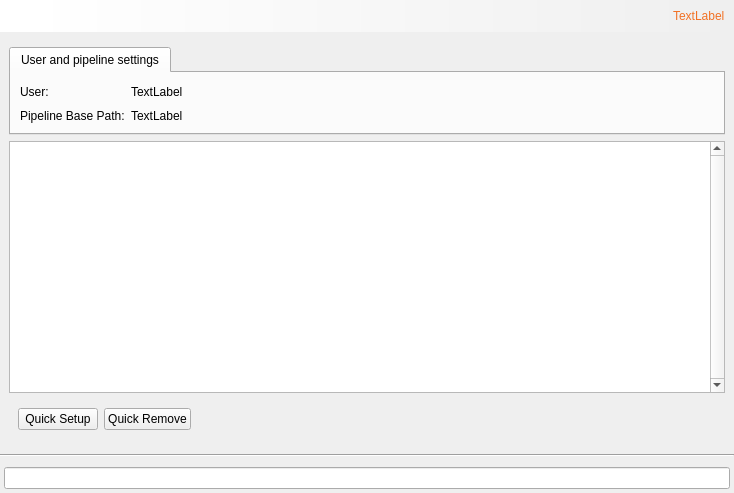
First picture: the form in helga/general/setup/quick_setup/media/quick_setup.ui, repository timmwagener/helga, before the edit.
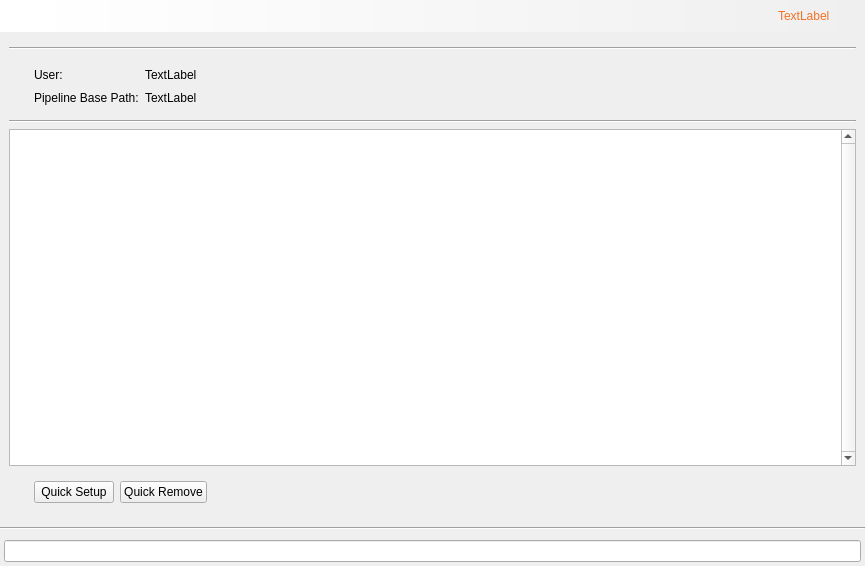
Second picture: the form after the edit.

Commit message: General: 1. Added bin folder to tracked files 2. Modified setup.py for quick_setup build to include MSVC runtime libraries if possible and delete build directory. 3. Added qdarkstyle for quick_select ui

The edit to the form file:
```diff
--- a/helga/general/setup/quick_setup/media/quick_setup.ui
+++ b/helga/general/setup/quick_setup/media/quick_setup.ui
@@ -6,8 +6,8 @@
    <rect>
     <x>0</x>
     <y>0</y>
-    <width>734</width>
-    <height>493</height>
+    <width>865</width>
+    <height>566</height>
    </rect>
   </property>
   <property name="windowTitle">
@@ -119,6 +119,31 @@
            </property>
           </widget>
          </item>
+         <item>
+          <widget class="QWidget" name="wdgt_lbl_header_text_spacer_right" native="true">
+           <property name="sizePolicy">
+            <sizepolicy hsizetype="Fixed" vsizetype="Preferred">
+             <horstretch>0</horstretch>
+             <verstretch>0</verstretch>
+            </sizepolicy>
+           </property>
+           <property name="minimumSize">
+            <size>
+             <width>20</width>
+             <height>0</height>
+            </size>
+           </property>
+           <property name="maximumSize">
+            <size>
+             <width>20</width>
+             <height>16777215</height>
+            </size>
+           </property>
+           <property name="styleSheet">
+            <string notr="true">background-color: rgba(0, 0, 0, 0);</string>
+           </property>
+          </widget>
+         </item>
         </layout>
        </widget>
       </item>
@@ -150,50 +175,23 @@
     <widget class="QWidget" name="wdgt_content" native="true">
      <layout class="QVBoxLayout" name="verticalLayout_2">
       <item>
-       <widget class="QTabWidget" name="wdgt_tab">
-        <property name="sizePolicy">
-         <sizepolicy hsizetype="Expanding" vsizetype="Maximum">
-          <horstretch>0</horstretch>
-          <verstretch>0</verstretch>
-         </sizepolicy>
+       <widget class="Line" name="line">
+        <property name="orientation">
+         <enum>Qt::Horizontal</enum>
         </property>
-        <property name="currentIndex">
-         <number>0</number>
-        </property>
-        <widget class="QWidget" name="tab_user_and_pipeline_settings">
-         <attribute name="title">
-          <string>User and pipeline settings</string>
-         </attribute>
-         <layout class="QGridLayout" name="gridLayout_4">
-          <item row="3" column="1">
-           <widget class="QLabel" name="lbl_user">
-            <property name="text">
-             <string>TextLabel</string>
-            </property>
-           </widget>
-          </item>
-          <item row="4" column="1">
-           <widget class="QLabel" name="lbl_pipeline_base_path">
-            <property name="text">
-             <string>TextLabel</string>
-            </property>
-           </widget>
-          </item>
-          <item row="3" column="0">
-           <widget class="QLabel" name="lbl_user_prefix">
-            <property name="text">
-             <string>User:</string>
-            </property>
-           </widget>
-          </item>
-          <item row="4" column="0">
+       </widget>
+      </item>
+      <item>
+       <widget class="QWidget" name="wdgt_info_labels" native="true">
+        <layout class="QGridLayout" name="gridLayout_2">
+         <item row="1" column="1">
            <widget class="QLabel" name="lbl_pipeline_base_path_prefix">
             <property name="text">
              <string>Pipeline Base Path:</string>
             </property>
            </widget>
           </item>
-          <item row="3" column="2">
+         <item row="0" column="3">
            <spacer name="horizontalSpacer">
             <property name="orientation">
              <enum>Qt::Horizontal</enum>
@@ -206,8 +204,57 @@
             </property>
            </spacer>
           </item>
-         </layout>
-        </widget>
+         <item row="0" column="1">
+          <widget class="QLabel" name="lbl_user_prefix">
+           <property name="text">
+            <string>User:</string>
+           </property>
+          </widget>
+         </item>
+         <item row="0" column="2">
+          <widget class="QLabel" name="lbl_user">
+           <property name="text">
+            <string>TextLabel</string>
+           </property>
+          </widget>
+         </item>
+         <item row="1" column="2">
+          <widget class="QLabel" name="lbl_pipeline_base_path">
+           <property name="text">
+            <string>TextLabel</string>
+           </property>
+          </widget>
+         </item>
+         <item row="0" column="0">
+          <widget class="QWidget" name="wdgt_info_labels_size" native="true">
+           <property name="sizePolicy">
+            <sizepolicy hsizetype="Fixed" vsizetype="Preferred">
+             <horstretch>0</horstretch>
+             <verstretch>0</verstretch>
+            </sizepolicy>
+           </property>
+           <property name="minimumSize">
+            <size>
+             <width>10</width>
+             <height>0</height>
+            </size>
+           </property>
+           <property name="maximumSize">
+            <size>
+             <width>10</width>
+             <height>16777215</height>
+            </size>
+           </property>
+          </widget>
+         </item>
+        </layout>
+       </widget>
+      </item>
+      <item>
+       <widget class="Line" name="line_3">
+        <property name="orientation">
+         <enum>Qt::Horizontal</enum>
+        </property>
        </widget>
       </item>
       <item>
@@ -230,6 +277,9 @@
            <property name="horizontalScrollBarPolicy">
             <enum>Qt::ScrollBarAlwaysOff</enum>
            </property>
+           <property name="readOnly">
+            <bool>true</bool>
+           </property>
           </widget>
          </item>
         </layout>
@@ -244,6 +294,28 @@
          </sizepolicy>
         </property>
         <layout class="QHBoxLayout" name="horizontalLayout_2">
+         <item>
+          <widget class="QWidget" name="wdgt_spacer_buttons_left" native="true">
+           <property name="sizePolicy">
+            <sizepolicy hsizetype="Fixed" vsizetype="Preferred">
+             <horstretch>0</horstretch>
+             <verstretch>0</verstretch>
+            </sizepolicy>
+           </property>
+           <property name="minimumSize">
+            <size>
+             <width>10</width>
+             <height>0</height>
+            </size>
+           </property>
+           <property name="maximumSize">
+            <size>
+             <width>10</width>
+             <height>16777215</height>
+            </size>
+           </property>
+          </widget>
+         </item>
          <item>
           <widget class="QPushButton" name="btn_quick_setup">
            <property name="text">
```
Left out of the diff: 6 changed lines with no effect on the pictures. Lines whose indentation alone changed are shown as unchanged. The commit also changes 2 other files.
